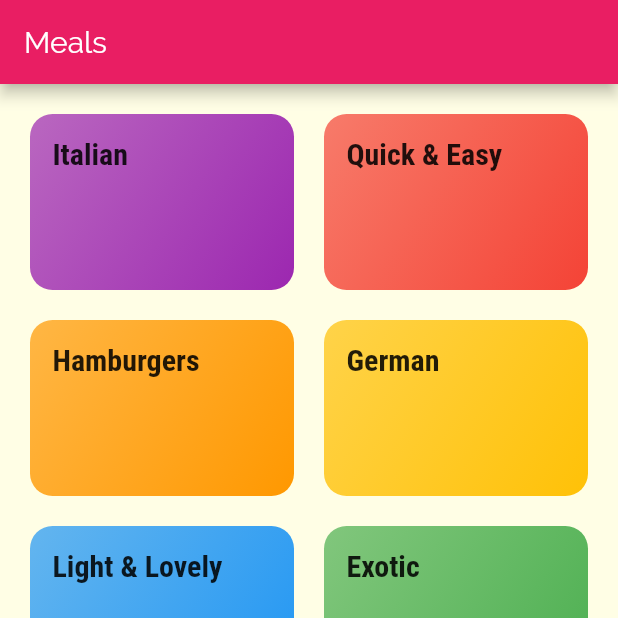
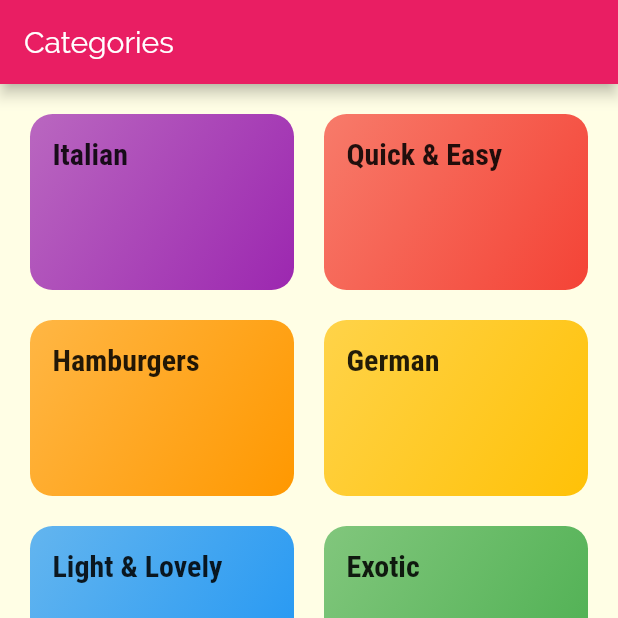
Before and after one commit to emtalen/meals_app, a Flutter app: the screen it shows after launch, on a phone screen of 412 x 824 dp, the top half of it. Run offline on Flutter 3.47's test engine with Material 2 defaults, Android fonts, the phone set to English and light mode, and no system bars.

Commit message:
adding customs headers to the screensä

```diff
--- a/lib/screens/tabs_screen.dart
+++ b/lib/screens/tabs_screen.dart
@@ -8,9 +8,9 @@ class TabsScreen extends StatefulWidget {
 }
 
 class _TabsScreenState extends State<TabsScreen> {
-  final List<Widget> _pages = [
-    CategoriesScreen(),
-    FavouritesScreen(),
+  final List<Map<String, Object>> _pages = [
+    {'page': CategoriesScreen(), 'title': 'Categories'},
+    {'page': FavouritesScreen(), 'title': 'Your Favourites'},
   ];
   int _selectedPageIndex = 0;
 
@@ -24,9 +24,9 @@ class _TabsScreenState extends State<TabsScreen> {
   Widget build(BuildContext context) {
     return Scaffold(
       appBar: AppBar(
-        title: Text('Meals'),
+        title: Text(_pages[_selectedPageIndex]['title']),
       ),
-      body: _pages[_selectedPageIndex],
+      body: _pages[_selectedPageIndex]['page'],
       bottomNavigationBar: BottomNavigationBar(
         onTap: _selectPage,
         backgroundColor: Theme.of(context).primaryColor,
```
